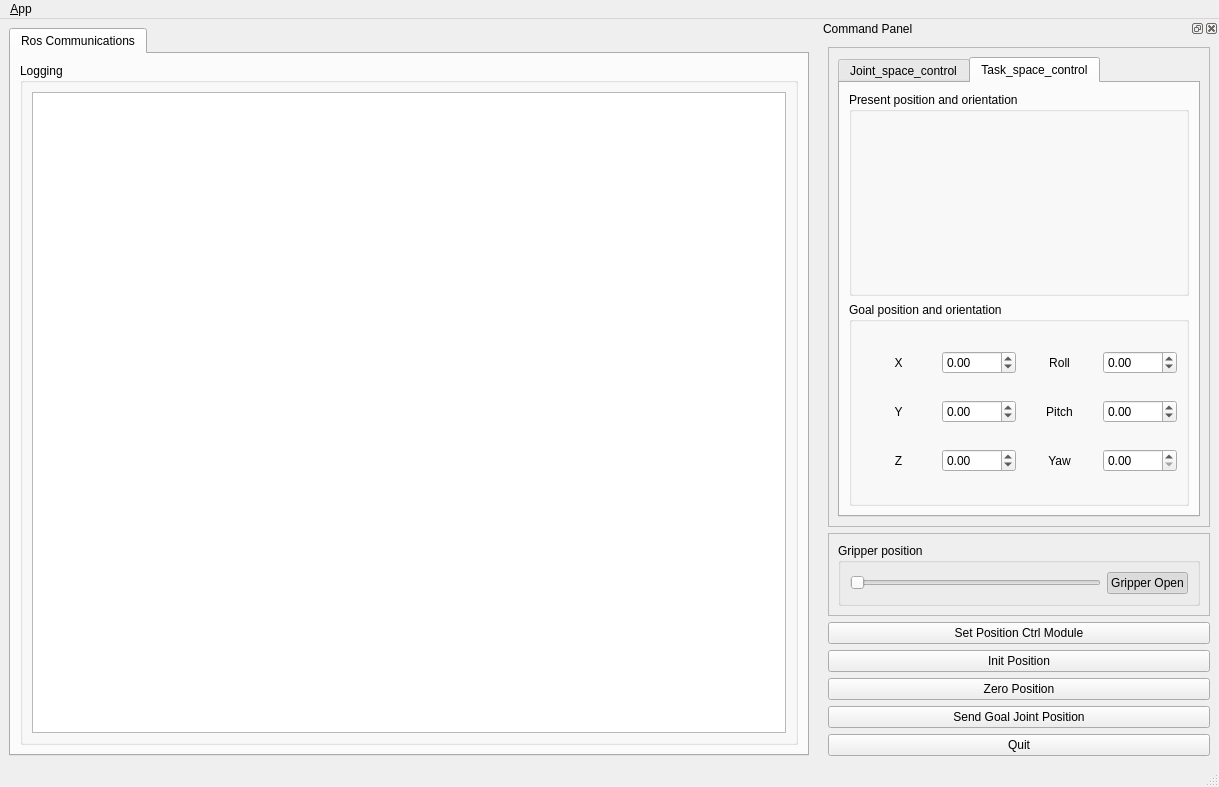
This is manipulator_x_position_ctrl_module_gui/ui/main_window.ui in thor-mang/ROBOTIS-MANIPULATOR-X as Qt 5 draws it before an edit. The edited form follows.
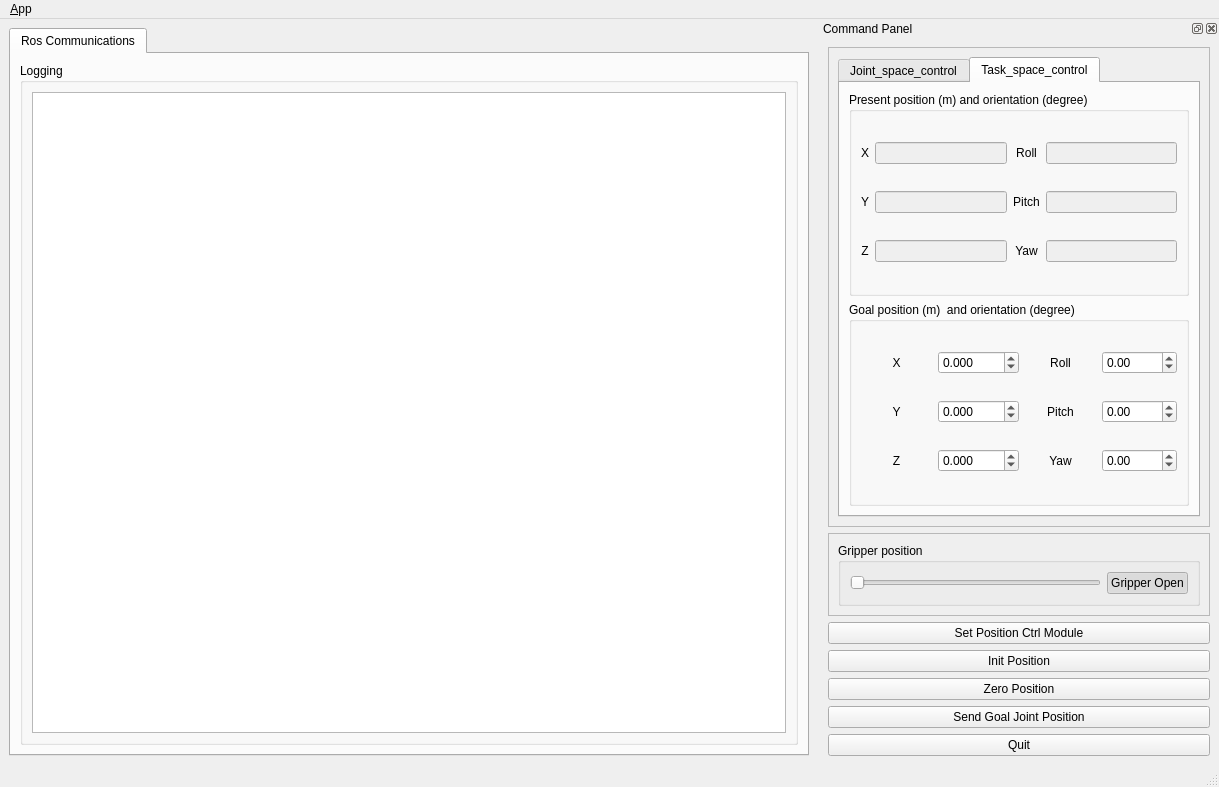
This is the edited form. The open tabs and pages were chosen to show the change. Icons and pictures are not drawn.

Patch:
```diff
--- a/manipulator_x_position_ctrl_module_gui/ui/main_window.ui
+++ b/manipulator_x_position_ctrl_module_gui/ui/main_window.ui
@@ -372,14 +372,154 @@
             <item>
              <widget class="QGroupBox" name="present_position_orientation_groupBox">
               <property name="title">
-               <string>Present position and orientation</string>
+               <string>Present position (m) and orientation (degree)</string>
               </property>
+              <layout class="QGridLayout" name="gridLayout_5">
+               <item row="0" column="0">
+                <widget class="QLabel" name="present_x_label">
+                 <property name="text">
+                  <string>X</string>
+                 </property>
+                 <property name="alignment">
+                  <set>Qt::AlignCenter</set>
+                 </property>
+                </widget>
+               </item>
+               <item row="0" column="1">
+                <widget class="QLineEdit" name="present_x_lineEdit">
+                 <property name="enabled">
+                  <bool>false</bool>
+                 </property>
+                 <property name="alignment">
+                  <set>Qt::AlignCenter</set>
+                 </property>
+                 <property name="readOnly">
+                  <bool>true</bool>
+                 </property>
+                </widget>
+               </item>
+               <item row="0" column="2">
+                <widget class="QLabel" name="present_roll_label">
+                 <property name="text">
+                  <string>Roll</string>
+                 </property>
+                 <property name="alignment">
+                  <set>Qt::AlignCenter</set>
+                 </property>
+                </widget>
+               </item>
+               <item row="0" column="3">
+                <widget class="QLineEdit" name="present_roll_lineEdit">
+                 <property name="enabled">
+                  <bool>false</bool>
+                 </property>
+                 <property name="alignment">
+                  <set>Qt::AlignCenter</set>
+                 </property>
+                 <property name="readOnly">
+                  <bool>true</bool>
+                 </property>
+                </widget>
+               </item>
+               <item row="1" column="0">
+                <widget class="QLabel" name="present_y_label">
+                 <property name="text">
+                  <string>Y</string>
+                 </property>
+                 <property name="alignment">
+                  <set>Qt::AlignCenter</set>
+                 </property>
+                </widget>
+               </item>
+               <item row="1" column="1">
+                <widget class="QLineEdit" name="present_y_lineEdit">
+                 <property name="enabled">
+                  <bool>false</bool>
+                 </property>
+                 <property name="alignment">
+                  <set>Qt::AlignCenter</set>
+                 </property>
+                 <property name="readOnly">
+                  <bool>true</bool>
+                 </property>
+                </widget>
+               </item>
+               <item row="1" column="2">
+                <widget class="QLabel" name="present_pitch_label">
+                 <property name="text">
+                  <string>Pitch</string>
+                 </property>
+                 <property name="alignment">
+                  <set>Qt::AlignCenter</set>
+                 </property>
+                </widget>
+               </item>
+               <item row="1" column="3">
+                <widget class="QLineEdit" name="present_pitch_lineEdit">
+                 <property name="enabled">
+                  <bool>false</bool>
+                 </property>
+                 <property name="alignment">
+                  <set>Qt::AlignCenter</set>
+                 </property>
+                 <property name="readOnly">
+                  <bool>true</bool>
+                 </property>
+                </widget>
+               </item>
+               <item row="2" column="0">
+                <widget class="QLabel" name="present_z_label">
+                 <property name="text">
+                  <string>Z</string>
+                 </property>
+                 <property name="alignment">
+                  <set>Qt::AlignCenter</set>
+                 </property>
+                </widget>
+               </item>
+               <item row="2" column="1">
+                <widget class="QLineEdit" name="present_z_lineEdit">
+                 <property name="enabled">
+                  <bool>false</bool>
+                 </property>
+                 <property name="alignment">
+                  <set>Qt::AlignCenter</set>
+                 </property>
+                 <property name="readOnly">
+                  <bool>true</bool>
+                 </property>
+                </widget>
+               </item>
+               <item row="2" column="2">
+                <widget class="QLabel" name="present_yaw_label">
+                 <property name="text">
+                  <string>Yaw</string>
+                 </property>
+                 <property name="alignment">
+                  <set>Qt::AlignCenter</set>
+                 </property>
+                </widget>
+               </item>
+               <item row="2" column="3">
+                <widget class="QLineEdit" name="present_yaw_lineEdit">
+                 <property name="enabled">
+                  <bool>false</bool>
+                 </property>
+                 <property name="alignment">
+                  <set>Qt::AlignCenter</set>
+                 </property>
+                 <property name="readOnly">
+                  <bool>true</bool>
+                 </property>
+                </widget>
+               </item>
+              </layout>
              </widget>
             </item>
             <item>
              <widget class="QGroupBox" name="goal_position_orientation_groupBox">
               <property name="title">
-               <string>Goal position and orientation</string>
+               <string>Goal position (m)  and orientation (degree)</string>
               </property>
               <layout class="QGridLayout" name="gridLayout_4">
                <item row="0" column="0">
@@ -404,11 +544,14 @@
                </item>
                <item row="1" column="1">
                 <widget class="QDoubleSpinBox" name="goal_y_doubleSpinBox">
+                 <property name="decimals">
+                  <number>3</number>
+                 </property>
                  <property name="minimum">
-                  <double>-999.990000000000009</double>
+                  <double>-1000.000000000000000</double>
                  </property>
                  <property name="maximum">
-                  <double>999.990000000000009</double>
+                  <double>1000.000000000000000</double>
                  </property>
                  <property name="singleStep">
                   <double>0.010000000000000</double>
@@ -417,11 +560,14 @@
                </item>
                <item row="0" column="3">
                 <widget class="QDoubleSpinBox" name="goal_roll_doubleSpinBox">
+                 <property name="decimals">
+                  <number>2</number>
+                 </property>
                  <property name="minimum">
-                  <double>-999.990000000000009</double>
+                  <double>-1000.000000000000000</double>
                  </property>
                  <property name="maximum">
-                  <double>999.990000000000009</double>
+                  <double>1000.000000000000000</double>
                  </property>
                  <property name="singleStep">
                   <double>0.010000000000000</double>
@@ -450,8 +596,14 @@
                </item>
                <item row="2" column="3">
                 <widget class="QDoubleSpinBox" name="goal_yaw_doubleSpinBox">
+                 <property name="decimals">
+                  <number>2</number>
+                 </property>
+                 <property name="minimum">
+                  <double>-1000.000000000000000</double>
+                 </property>
                  <property name="maximum">
-                  <double>999.990000000000009</double>
+                  <double>1000.000000000000000</double>
                  </property>
                  <property name="singleStep">
                   <double>0.010000000000000</double>
@@ -463,11 +615,14 @@
                </item>
                <item row="2" column="1">
                 <widget class="QDoubleSpinBox" name="goal_z_doubleSpinBox">
+                 <property name="decimals">
+                  <number>3</number>
+                 </property>
                  <property name="minimum">
-                  <double>-999.990000000000009</double>
+                  <double>-1000.000000000000000</double>
                  </property>
                  <property name="maximum">
-                  <double>999.990000000000009</double>
+                  <double>1000.000000000000000</double>
                  </property>
                  <property name="singleStep">
                   <double>0.010000000000000</double>
@@ -486,11 +641,14 @@
                </item>
                <item row="0" column="1">
                 <widget class="QDoubleSpinBox" name="goal_x_doubleSpinBox">
+                 <property name="decimals">
+                  <number>3</number>
+                 </property>
                  <property name="minimum">
-                  <double>-999.990000000000009</double>
+                  <double>-1000.000000000000000</double>
                  </property>
                  <property name="maximum">
-                  <double>999.990000000000009</double>
+                  <double>1000.000000000000000</double>
                  </property>
                  <property name="singleStep">
                   <double>0.010000000000000</double>
@@ -509,11 +667,14 @@
                </item>
                <item row="1" column="3">
                 <widget class="QDoubleSpinBox" name="goal_pitch_doubleSpinBox">
+                 <property name="decimals">
+                  <number>2</number>
+                 </property>
                  <property name="minimum">
-                  <double>-999.990000000000009</double>
+                  <double>-1000.000000000000000</double>
                  </property>
                  <property name="maximum">
-                  <double>999.990000000000009</double>
+                  <double>1000.000000000000000</double>
                  </property>
                  <property name="singleStep">
                   <double>0.010000000000000</double>
```
Left out of the diff: 63 changed lines with no effect on the pictures.
